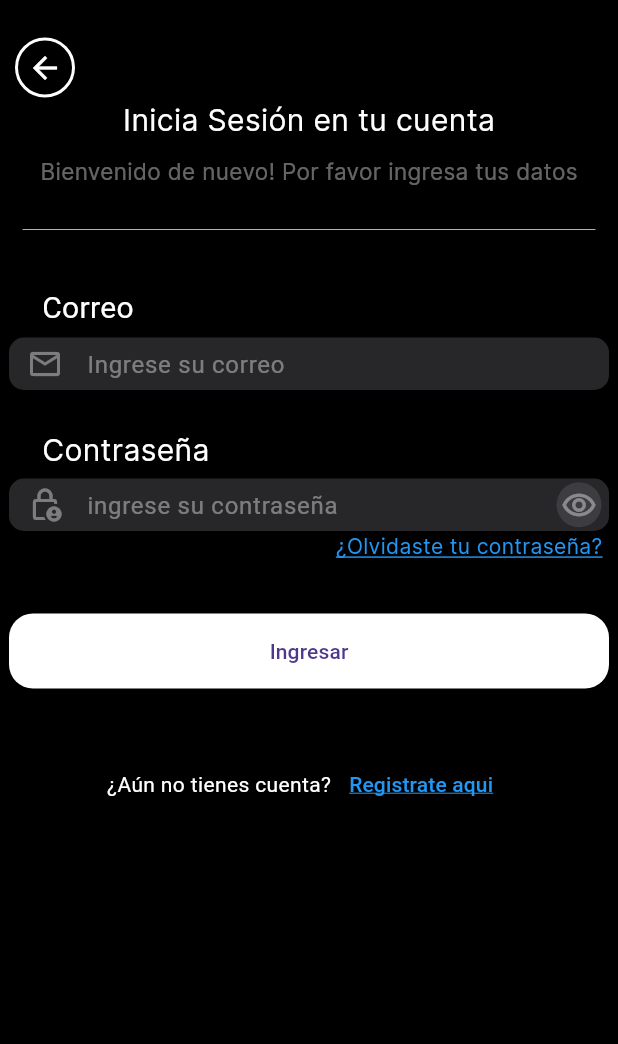
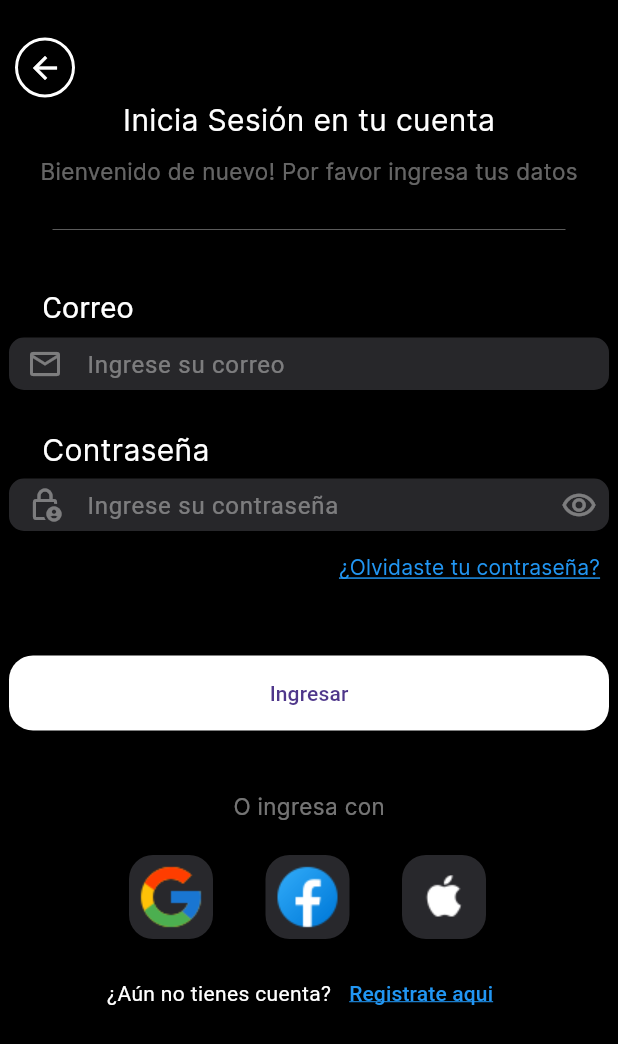
Before and after one commit to Joapava/Proyecto_BAZAPP, a Flutter app: the screen it shows after launch, on a phone screen of 412 x 824 dp. Shown: the top 1044 px of the screen. Run offline on Flutter 3.47's test engine with Material 3 defaults, Android fonts, the phone set to English and light mode, and no system bars; our stand-ins replace google_nav_bar; Roboto replaces fonts that are missing (inter-bold).

Commit message:
ver 1.2
Se corrigio el login, se agrego el cambio de pantallas

```diff
--- a/prueba/lib/main.dart
+++ b/prueba/lib/main.dart
@@ -1,6 +1,6 @@
 import 'package:flutter/material.dart';
 import 'package:prueba/pages/inicio.dart';
-import 'package:prueba/pages/registro.dart';
+import 'package:prueba/pages/prueba.dart';
 import 'package:prueba/pages/login.dart';
 
 void main(){
--- a/prueba/lib/pages/login.dart
+++ b/prueba/lib/pages/login.dart
@@ -1,6 +1,7 @@
 import 'package:flutter/cupertino.dart';
 import 'package:flutter/material.dart';
 import 'package:prueba/pages/registro.dart';
+import 'package:prueba/pages/inicio.dart';
 
 class Login extends StatefulWidget {
   const Login({super.key});
@@ -30,31 +31,11 @@ class BoxCentral extends StatefulWidget {
 class _BoxCentral extends State<BoxCentral> {
   @override
   Widget build(BuildContext context){
-    return
-    Column(children: [
+    return Column(children: [
       const SizedBox(
         height: 25,
       ),
-      Row(children: [
-        const SizedBox(
-          width: 10,
-        ),
-        SizedBox(
-        width: 40,
-        height: 40,
-        child: FloatingActionButton(
-          backgroundColor: Colors.black,
-          shape: RoundedRectangleBorder(
-            side: const BorderSide(color: Colors.white, width: 2),
-            borderRadius: BorderRadius.circular(25)
-          ),
-          onPressed: () {
-
-        },
-        child: const Icon(Icons.arrow_back  , color: Colors.white,)
-        ),
-      )
-      ],),
+      const regreso(),
       const FittedBox(
         child: Text('Inicia Sesión en tu cuenta',
       style: TextStyle(fontSize: 20, fontFamily: 'Inter', color: Colors.white,
@@ -75,9 +56,10 @@ class _BoxCentral extends State<BoxCentral> {
         height: 20,
       ),
       const Divider(
-        indent: 15,
-        endIndent: 15,
+        indent: 35,
+        endIndent: 35,
         thickness: .6,
+        color: Color.fromARGB(101, 255, 255, 255),
       ),
       const SizedBox(
         height: 30,
@@ -96,35 +78,7 @@ class _BoxCentral extends State<BoxCentral> {
       const SizedBox(
         height: 5,
       ),
-      Container(
-        width: 400,
-        height: 35,
-        decoration: BoxDecoration(
-          borderRadius: BorderRadius.circular(10),
-          color: const Color.fromARGB(115, 87, 87, 94)
-        ),
-        child: Row(children: [
-
-          SizedBox(
-            width: 380,
-            height: 35,
-            child: Form(child:
-              TextFormField(
-                style: const TextStyle(color: Colors.white),
-                decoration: const InputDecoration(
-                  contentPadding: EdgeInsetsDirectional.symmetric(),
-                  hintText: 'Ingrese su correo' ,
-                  hintStyle: TextStyle(color: Color.fromARGB(101, 255, 255, 255)),
-                  prefixIcon: Icon(Icons.email_outlined , color: Color.fromARGB(101, 255, 255, 255)),
-                  focusedBorder: InputBorder.none,
-                  border: InputBorder.none
-                ),
-              )
-            ),
-          )
-        ],
-        ),
-      ),
+      const box_correo(),
       const SizedBox(
         height: 25,
       ),
@@ -141,91 +95,265 @@ class _BoxCentral extends State<BoxCentral> {
       const SizedBox(
         height: 5,
       ),
-      Container(
-        width: 400,
+      const box_password(),
+      Align(
+        alignment: Alignment.topRight,
+        widthFactor: 2.2,
+        child: TextButton(onPressed: (() => Navigator.push(
+                    context,
+                    MaterialPageRoute(
+                        builder: (context) => const Registro()))),
+          child: const Text('¿Olvidaste tu contraseña?', style: TextStyle(
+          color: Colors.blue,
+          decoration: TextDecoration.underline,
+          decorationColor: Colors.blue,
+          fontFamily: 'inter'
+        ),)),
+      ),
+      const SizedBox(
         height: 35,
-        decoration: BoxDecoration(
-          borderRadius: BorderRadius.circular(10),
-          color: const Color.fromARGB(115, 87, 87, 94)
+      ),
+      const boton_ingresar(),
+      const SizedBox(
+        height: 40,
+      ),
+      const Center(
+        child: Text('O ingresa con',
+        style: TextStyle(
+          fontFamily: 'Inter',
+          fontSize: 15,
+          color: Color.fromARGB(117, 255, 255, 255)
         ),
-        child: Row(children: [
+        ),
+      ),
+      const SizedBox(
+        height: 20,
+      ),
+      const botones_inicio(),
+      const SizedBox(
+        height: 10,
+      ),
+      const registro_box(),
+    ],
+    );
+  }
 
-          SizedBox(
-            width: 330,
-            height: 35,
-            child: Form(child:
-              TextFormField(
-                style: const TextStyle(color: Colors.white),
-                obscureText: true,
-                decoration: const InputDecoration(
-                  contentPadding: EdgeInsetsDirectional.symmetric(),
-                  hintText: 'ingrese su contraseña' ,
-                  hintStyle: TextStyle(color: Color.fromARGB(101, 255, 255, 255)),
-                  prefixIcon: Icon(Icons.lock_person_outlined , color: Color.fromARGB(101, 255, 255, 255)),
-                  focusedBorder: InputBorder.none,
-                  border: InputBorder.none
-                ),
-              )
-            ),
+  int prueba(){
+    return 1;
+  }
+
+}
+
+// ignore: camel_case_types
+class botones_inicio extends StatelessWidget {
+  const botones_inicio({
+    super.key,
+  });
+
+  @override
+  Widget build(BuildContext context) {
+    return SizedBox(
+      width: 240,
+      height: 60,
+      child: Row(children: [
+        FloatingActionButton(onPressed: () => (),
+        heroTag: 'btngoogle',
+        backgroundColor: const Color.fromARGB(117, 87, 87, 95),
+        child: Image.asset('assets/google-icon.png'),
+        ),
+        const SizedBox(
+          width: 35,
+        ),
+        FloatingActionButton(onPressed: () => (),
+        heroTag: 'btnface',
+        backgroundColor: const Color.fromARGB(117, 87, 87, 95),
+        child: Image.asset('assets/facebook-logo.png'),
+        ),
+        const SizedBox(
+          width: 35,
+        ),
+        FloatingActionButton(onPressed: () => (),
+        heroTag: 'btnapple',
+        backgroundColor: const Color.fromARGB(117, 87, 87, 95),
+        child: Image.asset('assets/apple-logo.png'),
+        )
+      ],),
+    );
+  }
+}
+
+// ignore: camel_case_types
+class regreso extends StatelessWidget {
+  const regreso({
+    super.key,
+  });
+
+  @override
+  Widget build(BuildContext context) {
+    return Row(children: [
+    const SizedBox(
+      width: 10,
+    ),
+    SizedBox(
+    width: 40,
+    height: 40,
+    child: FloatingActionButton(
+      heroTag: 'btnr',
+      backgroundColor: Colors.black,
+      shape: RoundedRectangleBorder(
+        side: const BorderSide(color: Colors.white, width: 2),
+        borderRadius: BorderRadius.circular(25)
+      ),
+      onPressed: () {
+
+    },
+    child: const Icon(Icons.arrow_back  , color: Colors.white,)
+    ),
+        )
+        ],);
+  }
+}
+
+// ignore: camel_case_types
+class box_password extends StatelessWidget {
+  const box_password({
+    super.key,
+  });
+
+  @override
+  Widget build(BuildContext context) {
+    return Container(
+      width: 400,
+      height: 35,
+      decoration: BoxDecoration(
+        borderRadius: BorderRadius.circular(10),
+        color: const Color.fromARGB(115, 87, 87, 94)
+      ),
+      child: Row(children: [
+        SizedBox(
+          width: 365,
+          height: 35,
+          child: Form(child:
+            TextFormField(
+              style: const TextStyle(color: Colors.white),
+              decoration: const InputDecoration(
+                contentPadding: EdgeInsetsDirectional.symmetric(),
+                hintText: 'Ingrese su contraseña' ,
+                hintStyle: TextStyle(color: Color.fromARGB(101, 255, 255, 255)),
+                prefixIcon: Icon(Icons.lock_person_outlined , color: Color.fromARGB(101, 255, 255, 255)),
+                focusedBorder: InputBorder.none,
+                border: InputBorder.none
+              ),
+            )
           ),
-          const SizedBox(
-            width: 35,
-          ),
+        ),
+        // const SizedBox(
+        //     width: 35,
+        //   ),
           SizedBox(
             width: 30,
             height: 30,
             child: FloatingActionButton(onPressed: () {
               },
-              backgroundColor: const Color.fromARGB(115, 87, 87, 94),
+              backgroundColor: const Color.fromARGB(0, 87, 87, 95),
               elevation: 0,
+
+              heroTag: 'btn1',
               child: const Icon(Icons.remove_red_eye_outlined, color: Color.fromARGB(101, 255, 255, 255)),
             ),
-          )
-        ],
-        ),
+            )
+
+      ],
       ),
-      const Align(
-        alignment: Alignment.topRight,
-        widthFactor: 2.2,
-        child: Text('¿Olvidaste tu contraseña?', style: TextStyle(
-          color: Colors.blue,
-          decoration: TextDecoration.underline,
-          decorationColor: Colors.blue,
-          fontFamily: 'inter'
-        ),),
-      ),
-      const SizedBox(
-        height: 35,
-      ),
-      SizedBox(
-        width: 400,
-        height: 50,
-        child: FloatingActionButton(onPressed: () {
-
-        }, backgroundColor: Colors.white,child: const Text('Ingresar'),),
-      ),
-      const SizedBox(
-        height: 40,
-      ),
-      Row(
-        mainAxisAlignment: MainAxisAlignment.center,
-        children: [
-        const Text('¿Aún no tienes cuenta?', style: TextStyle(color: Colors.white),),
-        TextButton(
-                onPressed: (() => Navigator.push(
-                      context,
-                      MaterialPageRoute(
-                          builder: (context) => const Registro()))),
-                child: const Text(
-                  'Registrate aqui',
-                  style: TextStyle(color: Colors.blue, decoration: TextDecoration.underline,
-                  decorationColor: Colors.blue
-                  ),
-                ))
-      ],)
-    ],
-
     );
   }
+}
 
+// ignore: camel_case_types
+class registro_box extends StatelessWidget {
+  const registro_box({
+    super.key,
+  });
+
+  @override
+  Widget build(BuildContext context) {
+    return Row(
+      mainAxisAlignment: MainAxisAlignment.center,
+      children: [
+      const Text('¿Aún no tienes cuenta?', style: TextStyle(color: Colors.white),),
+      Hero(tag: 'pestana',
+      child:  TextButton(
+
+              onPressed: (() => Navigator.push(
+                    context,
+                    MaterialPageRoute(
+                        builder: (context) => const Registro()))),
+              child: const Text(
+                'Registrate aqui',
+                style: TextStyle(color: Colors.blue, decoration: TextDecoration.underline,
+                decorationColor: Colors.blue
+                ),
+              )))
+    ],);
+  }
 }
+
+// ignore: camel_case_types
+class boton_ingresar extends StatelessWidget {
+  const boton_ingresar({
+    super.key,
+  });
+
+  @override
+  Widget build(BuildContext context) {
+    return SizedBox(
+      width: 400,
+      height: 50,
+      child: FloatingActionButton(
+        onPressed: (() => Navigator.push(
+                      context,
+                      CupertinoPageRoute(
+                        builder: (context) => const Inicio()))), backgroundColor: Colors.white,child: const Text('Ingresar'),),
+    );
+  }
+}
+
+// ignore: camel_case_types
+class box_correo extends StatelessWidget {
+  const box_correo({
+    super.key,
+  });
+
+  @override
+  Widget build(BuildContext context) {
+    return Container(
+      width: 400,
+      height: 35,
+      decoration: BoxDecoration(
+        borderRadius: BorderRadius.circular(10),
+        color: const Color.fromARGB(115, 87, 87, 94)
+      ),
+      child: Row(children: [
+
+        SizedBox(
+          width: 380,
+          height: 35,
+          child: Form(child:
+            TextFormField(
+              style: const TextStyle(color: Colors.white),
+              decoration: const InputDecoration(
+                contentPadding: EdgeInsetsDirectional.symmetric(),
+                hintText: 'Ingrese su correo' ,
+                hintStyle: TextStyle(color: Color.fromARGB(101, 255, 255, 255)),
+                prefixIcon: Icon(Icons.email_outlined , color: Color.fromARGB(101, 255, 255, 255)),
+                focusedBorder: InputBorder.none,
+                border: InputBorder.none
+              ),
+            )
+          ),
+        )
+      ],
+      ),
+    );
+  }
+}
--- a/prueba/lib/pages/pagina_inicio.dart
+++ b/prueba/lib/pages/pagina_inicio.dart
@@ -122,7 +122,7 @@ Widget getFotos(BuildContext context)
               mainAxisSpacing: 5,
               crossAxisSpacing: 5,
               maxCrossAxisExtent: 150,
-              children: listaImagenes(context),
+              // children: listaImagenes(context),
         ),
      );
 }
--- /dev/null
+++ b/prueba/lib/pages/prueba.dart
@@ -0,0 +1,35 @@
+// ignore: file_names
+import 'package:flutter/cupertino.dart';
+import 'package:flutter/material.dart';
+import 'package:prueba/pages/registro.dart';
+
+enum SampleItem { itemOne, itemTwo, itemThree, itemFour, itemFive, itemsix}
+SampleItem? selectedMenu;
+
+SampleItem? giro;
+
+class Prueba extends StatefulWidget {
+  const Prueba({super.key});
+
+  @override
+  State<Prueba> createState() => _PruebaState();
+}
+
+class _PruebaState extends State<Prueba> {
+
+  @override
+  Widget build(BuildContext context) {
+    return Scaffold(
+      body: SafeArea(child: SingleChildScrollView(
+        child: Column(
+          children: [
+            FloatingActionButton(onPressed:(() => Navigator.push(
+                      context,
+                      CupertinoPageRoute(
+                          builder: (context) => const Registro()))),)
+          ],
+        ),
+      ),)
+    );
+  }
+}
--- a/prueba/lib/pages/registro.dart
+++ b/prueba/lib/pages/registro.dart
@@ -1,5 +1,7 @@
 // ignore: file_names
+import 'package:flutter/cupertino.dart';
 import 'package:flutter/material.dart';
+import 'package:prueba/pages/inicio.dart';
 
 enum SampleItem { itemOne, itemTwo, itemThree, itemFour, itemFive, itemsix}
 SampleItem? selectedMenu;
@@ -369,7 +371,10 @@ class _Getopciones extends State<Getopciones>{
       SizedBox(
         height: 40,
         width: 150,
-        child: FloatingActionButton(onPressed: ()=>(),
+        child: FloatingActionButton(onPressed:(() => Navigator.push(
+                      context,
+                      CupertinoPageRoute(
+                          builder: (context) => const Inicio()))),
         backgroundColor: Colors.blue,
         child: const Text("Registrar"),
         ),
@@ -380,7 +385,10 @@ class _Getopciones extends State<Getopciones>{
     return SizedBox(
       width: 150,
       height: 50,
-      child: FloatingActionButton(onPressed: ()=>(),
+      child: FloatingActionButton(onPressed: (() => Navigator.push(
+                      context,
+                      CupertinoPageRoute(
+                          builder: (context) => const Inicio()))),
         backgroundColor: Colors.blue,
         child: const Text("Registrar")),
     );
--- a/prueba/pubspec.yaml
+++ b/prueba/pubspec.yaml
@@ -60,8 +60,8 @@ flutter:
   uses-material-design: true
 
   # To add assets to your application, add an assets section, like this:
-  # assets:
-  #   - images/a_dot_burr.jpeg
+  assets:
+    - assets/
   #   - images/a_dot_ham.jpeg
 
   # An image asset can refer to one or more resolution-specific "variants", see
```
Also changed, not shown: prueba/assets/apple-logo.png (added), prueba/assets/facebook-logo.png (added), prueba/assets/google-icon.png (added).
